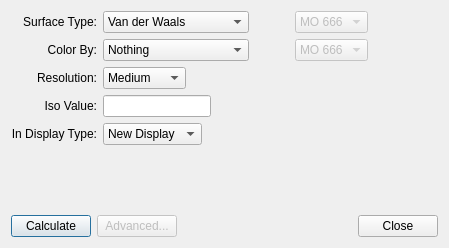
Old version of the form libavogadro/src/extensions/surfacedialog.ui in the repository cryos/avogadro.
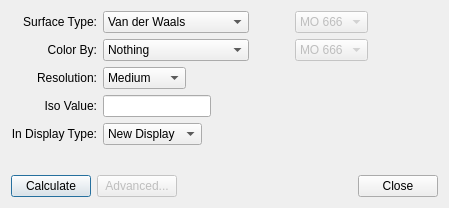
New version of the form.

Commit message: Decreased spacer in surfacedialog

Patch:
```diff
--- a/libavogadro/src/extensions/surfacedialog.ui
+++ b/libavogadro/src/extensions/surfacedialog.ui
@@ -7,7 +7,7 @@
     <x>0</x>
     <y>0</y>
     <width>449</width>
-    <height>248</height>
+    <height>208</height>
    </rect>
   </property>
   <property name="windowTitle">
@@ -322,7 +322,7 @@
      <property name="sizeHint" stdset="0">
       <size>
        <width>20</width>
-       <height>42</height>
+       <height>10</height>
       </size>
      </property>
     </spacer>
```
